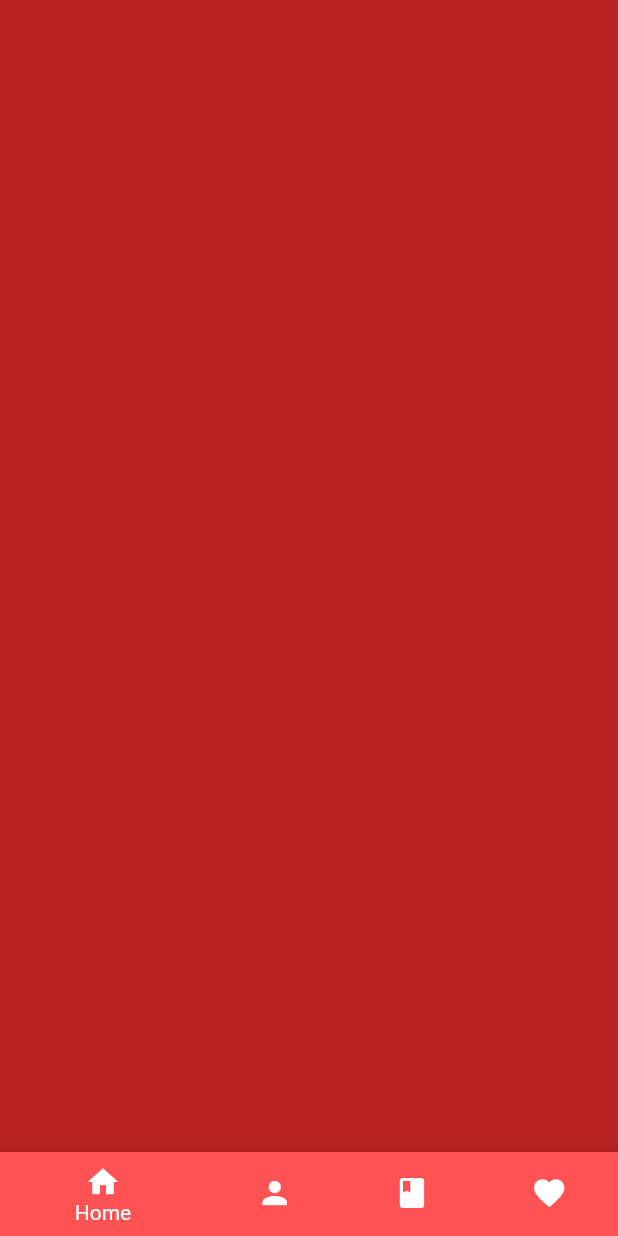
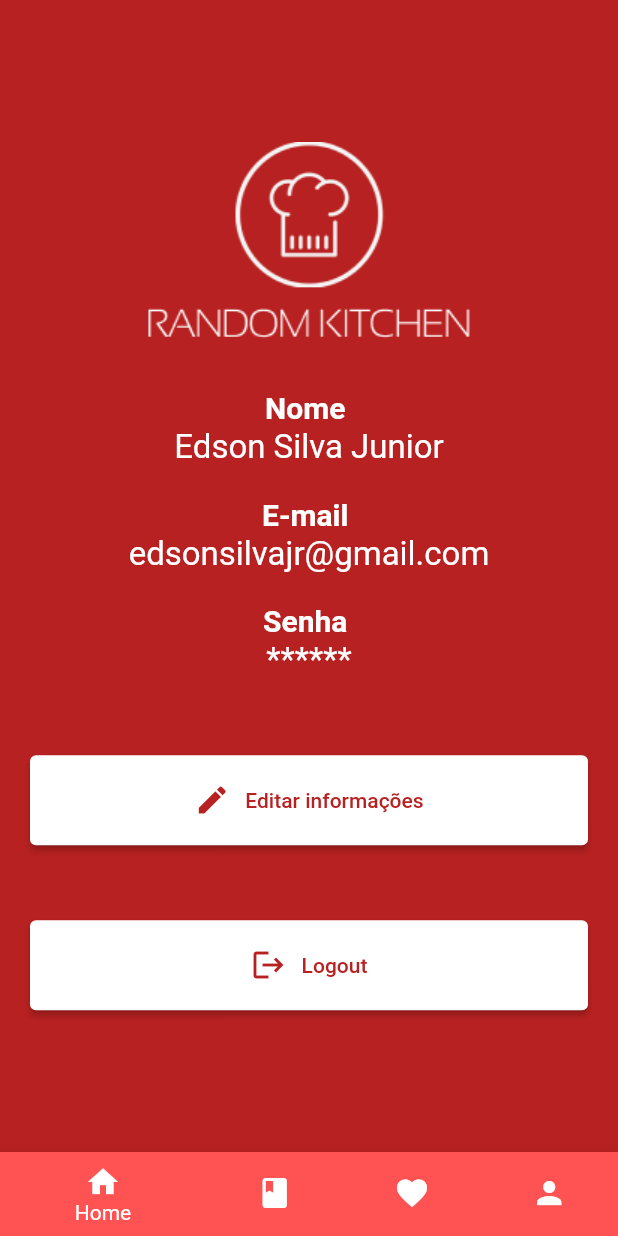
Before and after one commit to edsonsilvajr/projetoMOBILE, a Flutter app: the screen it shows after launch, on a phone screen of 412 x 824 dp. Run offline on Flutter 3.47's test engine with Material 2 defaults, Android fonts, the phone set to English and light mode, and no system bars; our stand-ins replace email_validator.

Commit message:
receita add, edit cadastro, perfil, bot nav bar funcionando, validações e etc

```diff
--- a/lib/main.dart
+++ b/lib/main.dart
@@ -1,9 +1,10 @@
 import 'package:flutter/material.dart';
+//import 'package:projeto_mobile/pages/editarCadastro.dart';
+//import 'package:projeto_mobile/pages/perfil.dart';
 import 'package:projeto_mobile/pages/receitas.dart';
 //import 'package:projeto_mobile/pages/cadastro.dart';
 //import 'package:projeto_mobile/pages/home.dart';
 //import 'pages/login.dart';
-
 
 void main() {
   runApp(MyApp());
--- /dev/null
+++ b/lib/pages/perfil.dart
@@ -0,0 +1,91 @@
+import 'package:flutter/material.dart';
+import 'package:projeto_mobile/widgets/button.dart';
+
+class Perfil extends StatefulWidget {
+  Perfil({Key key}) : super(key: key);
+
+  @override
+  _PerfilState createState() => _PerfilState();
+}
+
+class _PerfilState extends State<Perfil> {
+  @override
+  Widget build(BuildContext context) {
+    return Scaffold(
+      backgroundColor: Color(0xFFB82121),
+      body: Center(
+        child: SingleChildScrollView(
+          padding: EdgeInsets.symmetric(horizontal: 20),
+          child: Column(
+            children: [
+              Container(
+                margin: EdgeInsets.only(bottom: 30),
+                child: Image.asset(
+                  'assets/Logo.png',
+                ),
+              ),
+              Text(
+                "Nome ",
+                style: TextStyle(
+                    color: Colors.white,
+                    fontSize: 20,
+                    fontWeight: FontWeight.bold),
+              ),
+              SizedBox(
+                height: 2,
+              ),
+              Text(
+                "Edson Silva Junior",
+                style: TextStyle(color: Colors.white, fontSize: 22),
+              ),
+              SizedBox(
+                height: 20,
+              ),
+              Text(
+                "E-mail ",
+                style: TextStyle(
+                    color: Colors.white,
+                    fontSize: 20,
+                    fontWeight: FontWeight.bold),
+              ),
+              SizedBox(
+                height: 2,
+              ),
+              Text(
+                "edsonsilvajr@gmail.com",
+                style: TextStyle(color: Colors.white, fontSize: 22),
+              ),
+              SizedBox(
+                height: 20,
+              ),
+              Text(
+                "Senha ",
+                style: TextStyle(
+                    color: Colors.white,
+                    fontSize: 20,
+                    fontWeight: FontWeight.bold),
+              ),
+              SizedBox(
+                height: 2,
+              ),
+              Text(
+                "******",
+                style: TextStyle(color: Colors.white, fontSize: 22),
+              ),
+              Button(
+                buttonLabel: 'Editar informações',
+                buttonIcon: Icons.edit,
+                callback: () {},
+              ),
+              Button(
+                buttonLabel: 'Logout',
+                buttonIcon: Icons.logout,
+                callback: () {},
+              ),
+            ],
+          ),
+        ),
+      ),
+    );
+  }
+}
--- a/lib/pages/receitas.dart
+++ b/lib/pages/receitas.dart
@@ -1,4 +1,7 @@
 import 'package:flutter/material.dart';
+import 'package:projeto_mobile/pages/adicionarReceita.dart';
+import 'package:projeto_mobile/pages/cadastro.dart';
+import 'package:projeto_mobile/pages/perfil.dart';
 
 class Receitas extends StatefulWidget {
   Receitas({Key key}) : super(key: key);
@@ -9,10 +12,18 @@ class Receitas extends StatefulWidget {
 
 class _ReceitasState extends State<Receitas> {
   int index = 0;
+  final List<Widget> _children = [
+    // lista de receitas
+    // receitas cadastradas
+    // favorito
+    Perfil(),
+    AdicionarReceita(),
+  ];
 
   @override
   Widget build(BuildContext context) {
     return Scaffold(
+      body: _children[index],
       backgroundColor: Color(0xFFB82121),
       bottomNavigationBar: BottomNavigationBar(
         onTap: (value) {
@@ -30,11 +41,6 @@ class _ReceitasState extends State<Receitas> {
           ),
           BottomNavigationBarItem(
             backgroundColor: Color(0xFFFF5353),
-            icon: new Icon(Icons.person),
-            label: 'Perfil',
-          ),
-          BottomNavigationBarItem(
-            backgroundColor: Color(0xFFFF5353),
             icon: new Icon(Icons.book),
             label: 'Receitas',
           ),
@@ -42,7 +48,12 @@ class _ReceitasState extends State<Receitas> {
             backgroundColor: Color(0xFFFF5353),
             icon: Icon(Icons.favorite),
             label: 'Favorito',
-          )
+          ),
+          BottomNavigationBarItem(
+            backgroundColor: Color(0xFFFF5353),
+            icon: new Icon(Icons.person),
+            label: 'Perfil',
+          ),
         ],
       ),
     );
--- a/lib/widgets/input.dart
+++ b/lib/widgets/input.dart
@@ -29,6 +29,7 @@ class _InputState extends State<Input> {
     return Container(
       margin: EdgeInsets.only(bottom: 10),
       child: TextFormField(
+        maxLines: null,
         onChanged: widget.onSave,
         autovalidateMode: widget.validationCallback != null
             ? AutovalidateMode.onUserInteraction
```
Also changed, not shown: lib/pages/adicionarReceita.dart (added, +134 -0 lines), lib/pages/editarCadastro.dart (added, +142 -0 lines).
